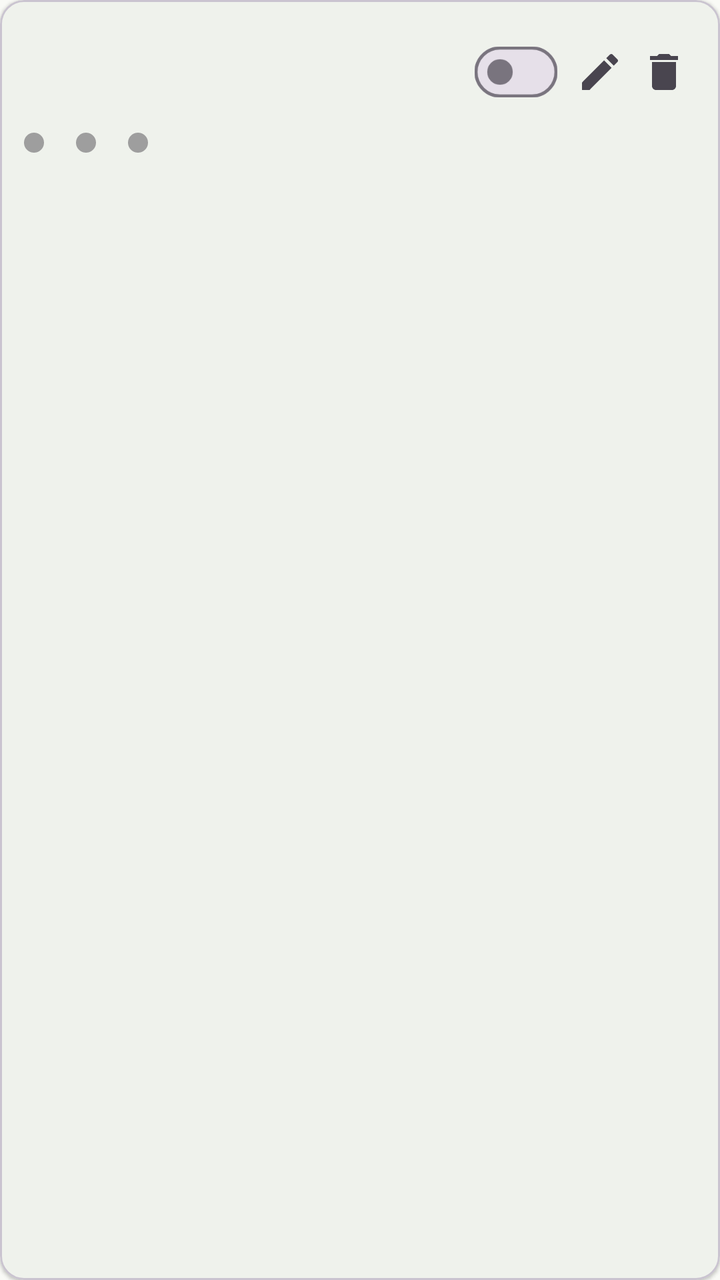
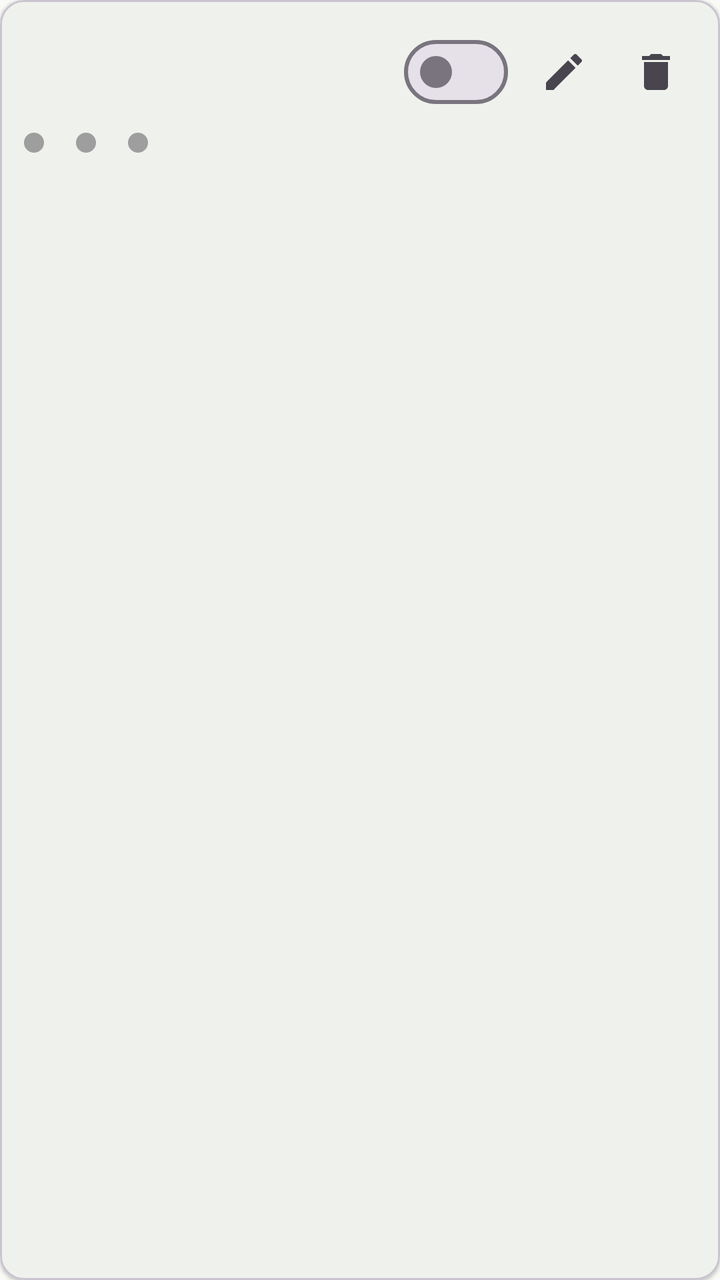

An Android layout rendered at two revisions. The XML below is the earlier revision; the diff shows what the commit changed to produce the second picture.
<!-- AndroidManifest.xml: application theme Theme.MQTTPanel -->
<!-- res/layout/item_connection.xml -->
<?xml version="1.0" encoding="utf-8"?>
<com.google.android.material.card.MaterialCardView xmlns:android="http://schemas.android.com/apk/res/android"
    xmlns:app="http://schemas.android.com/apk/res-auto"
    android:layout_width="match_parent"
    android:layout_height="wrap_content"
    android:layout_marginBottom="6dp"
    android:clickable="true"
    android:foreground="?attr/selectableItemBackground"
    app:cardElevation="1dp"
    app:cardCornerRadius="12dp">

    <LinearLayout
        android:layout_width="match_parent"
        android:layout_height="wrap_content"
        android:orientation="vertical"
        android:padding="12dp">

        
        <LinearLayout
            android:layout_width="match_parent"
            android:layout_height="wrap_content"
            android:orientation="horizontal"
            android:gravity="center_vertical">

            <TextView
                android:id="@+id/tv_name"
                android:layout_width="0dp"
                android:layout_height="wrap_content"
                android:layout_weight="1"
                android:maxLines="1"
                android:ellipsize="end"
                android:textSize="17sp"
                android:textStyle="bold" />

            <com.google.android.material.materialswitch.MaterialSwitch
                android:id="@+id/sw_enabled"
                android:layout_width="wrap_content"
                android:layout_height="wrap_content"
                android:layout_marginStart="4dp"
                android:contentDescription="@string/connection_enabled"
                android:scaleX="0.8"
                android:scaleY="0.8"
                app:switchMinWidth="32dp" />

            <ImageButton
                android:id="@+id/btn_edit"
                android:layout_width="32dp"
                android:layout_height="32dp"
                android:padding="4dp"
                android:src="@drawable/ic_edit"
                android:contentDescription="@string/edit_connection"
                android:background="?attr/selectableItemBackgroundBorderless" />

            <ImageButton
                android:id="@+id/btn_delete"
                android:layout_width="32dp"
                android:layout_height="32dp"
                android:padding="4dp"
                android:src="@drawable/ic_delete"
                android:contentDescription="@string/delete_connection"
                android:background="?attr/selectableItemBackgroundBorderless" />

        </LinearLayout>

        
        <LinearLayout
            android:id="@+id/led_row"
            android:layout_width="match_parent"
            android:layout_height="wrap_content"
            android:layout_marginTop="4dp"
            android:orientation="horizontal"
            android:gravity="center_vertical">

            <LinearLayout
                android:id="@+id/led_box_mqtt"
                android:layout_width="wrap_content"
                android:layout_height="wrap_content"
                android:layout_marginEnd="12dp"
                android:orientation="horizontal"
                android:gravity="center_vertical">

                <View
                    android:id="@+id/led_mqtt"
                    android:layout_width="10dp"
                    android:layout_height="10dp"
                    android:background="@drawable/led_dot" />

                <TextView
                    android:id="@+id/tv_led_mqtt"
                    android:layout_width="wrap_content"
                    android:layout_height="wrap_content"
                    android:layout_marginStart="4dp"
                    android:textSize="11sp"
                    android:textStyle="bold" />
            </LinearLayout>

            <LinearLayout
                android:id="@+id/led_box_grafana"
                android:layout_width="wrap_content"
                android:layout_height="wrap_content"
                android:layout_marginEnd="12dp"
                android:orientation="horizontal"
                android:gravity="center_vertical">

                <View
                    android:id="@+id/led_grafana"
                    android:layout_width="10dp"
                    android:layout_height="10dp"
                    android:background="@drawable/led_dot" />

                <TextView
                    android:id="@+id/tv_led_grafana"
                    android:layout_width="wrap_content"
                    android:layout_height="wrap_content"
                    android:layout_marginStart="4dp"
                    android:textSize="11sp"
                    android:textStyle="bold" />
            </LinearLayout>

            <LinearLayout
                android:id="@+id/led_box_narodmon"
                android:layout_width="wrap_content"
                android:layout_height="wrap_content"
                android:orientation="horizontal"
                android:gravity="center_vertical">

                <View
                    android:id="@+id/led_narodmon"
                    android:layout_width="10dp"
                    android:layout_height="10dp"
                    android:background="@drawable/led_dot" />

                <TextView
                    android:id="@+id/tv_led_narodmon"
                    android:layout_width="wrap_content"
                    android:layout_height="wrap_content"
                    android:layout_marginStart="4dp"
                    android:textSize="11sp"
                    android:textStyle="bold" />
            </LinearLayout>
        </LinearLayout>

        
        <LinearLayout
            android:layout_width="match_parent"
            android:layout_height="wrap_content"
            android:layout_marginTop="2dp"
            android:orientation="horizontal"
            android:gravity="center_vertical">

            <TextView
                android:id="@+id/tv_host"
                android:layout_width="0dp"
                android:layout_height="wrap_content"
                android:layout_weight="1"
                android:maxLines="1"
                android:ellipsize="end"
                android:textSize="13sp"
                android:textColor="?android:attr/textColorSecondary" />

            <TextView
                android:id="@+id/tv_panels"
                android:layout_width="wrap_content"
                android:layout_height="wrap_content"
                android:layout_marginStart="8dp"
                android:textSize="12sp"
                android:textColor="?attr/colorPrimary" />
        </LinearLayout>

        
        <LinearLayout
            android:id="@+id/flags_row"
            android:layout_width="wrap_content"
            android:layout_height="wrap_content"
            android:layout_marginTop="2dp"
            android:orientation="horizontal">

            <TextView
                android:id="@+id/tv_ssl"
                android:layout_width="wrap_content"
                android:layout_height="wrap_content"
                android:layout_marginEnd="8dp"
                android:textSize="12sp" />

            <TextView
                android:id="@+id/tv_ws"
                android:layout_width="wrap_content"
                android:layout_height="wrap_content"
                android:textSize="12sp" />

        </LinearLayout>

    </LinearLayout>

</com.google.android.material.card.MaterialCardView>
<!-- resources referenced by this layout -->
<resources>
  <!-- drawable ic_delete (drawable) -->
  <?xml version="1.0" encoding="utf-8"?>
  <vector xmlns:android="http://schemas.android.com/apk/res/android"
      android:width="24dp"
      android:height="24dp"
      android:viewportWidth="24"
      android:viewportHeight="24"
      android:tint="?attr/colorControlNormal">
      <path
          android:fillColor="#FF000000"
          android:pathData="M6,19c0,1.1 0.9,2 2,2h8c1.1,0 2,-0.9 2,-2V7H6v12zM19,4h-3.5l-1,-1h-5l-1,1H5v2h14V4z" />
  </vector>
  <!-- drawable ic_edit (drawable) -->
  <?xml version="1.0" encoding="utf-8"?>
  <vector xmlns:android="http://schemas.android.com/apk/res/android"
      android:width="24dp"
      android:height="24dp"
      android:viewportWidth="24"
      android:viewportHeight="24"
      android:tint="?attr/colorControlNormal">
      <path
          android:fillColor="#FF000000"
          android:pathData="M3,17.25V21h3.75L17.81,9.94l-3.75,-3.75L3,17.25zM20.71,7.04c0.39,-0.39 0.39,-1.02 0,-1.41l-2.34,-2.34c-0.39,-0.39 -1.02,-0.39 -1.41,0l-1.83,1.83 3.75,3.75 1.83,-1.83z" />
  </vector>
  <!-- drawable led_dot (drawable) -->
  <?xml version="1.0" encoding="utf-8"?>
  <shape xmlns:android="http://schemas.android.com/apk/res/android"
      android:shape="oval">
      <solid android:color="#9E9E9E" />
      <size
          android:width="10dp"
          android:height="10dp" />
  </shape>
  <string name="connection_enabled">Подключение включено</string>
  <string name="delete_connection">Удалить</string>
  <string name="edit_connection">Редактировать</string>
  <style name="Theme.MQTTPanel" parent="Theme.Material3.Light.NoActionBar">
          <item name="colorPrimary">@color/md_theme_primary</item>
          <item name="colorOnPrimary">@color/md_theme_onPrimary</item>
          <item name="colorPrimaryContainer">@color/md_theme_primaryContainer</item>
          <item name="colorSecondary">@color/md_theme_secondary</item>
          <item name="colorOnSecondary">@color/md_theme_onSecondary</item>
          <item name="colorSecondaryContainer">@color/md_theme_secondaryContainer</item>
          <item name="android:colorBackground">@color/md_theme_surface</item>
          <item name="colorSurface">@color/md_theme_surface</item>
          <item name="colorOnSurface">@color/md_theme_onSurface</item>
          <item name="colorError">@color/md_theme_error</item>
          <item name="android:statusBarColor">?attr/colorPrimaryContainer</item>
      </style>
  <color name="md_theme_primary">#386A36</color>
  <color name="md_theme_onPrimary">#FFFFFF</color>
  <color name="md_theme_primaryContainer">#B9F3B2</color>
  <color name="md_theme_secondary">#54634F</color>
  <color name="md_theme_onSecondary">#FFFFFF</color>
  <color name="md_theme_secondaryContainer">#D7E8CF</color>
  <color name="md_theme_surface">#F9FAF6</color>
  <color name="md_theme_onSurface">#191C1A</color>
  <color name="md_theme_error">#BA1A1A</color>
</resources>

<!-- the commit's change to res/layout/item_connection.xml (unified diff, before → after) -->
@@ -36,26 +36,26 @@
                 android:id="@+id/sw_enabled"
                 android:layout_width="wrap_content"
                 android:layout_height="wrap_content"
-                android:layout_marginStart="4dp"
+                android:layout_marginStart="10dp"
                 android:contentDescription="@string/connection_enabled"
-                android:scaleX="0.8"
-                android:scaleY="0.8"
-                app:switchMinWidth="32dp" />
+                app:switchMinWidth="40dp" />
 
             <ImageButton
                 android:id="@+id/btn_edit"
-                android:layout_width="32dp"
-                android:layout_height="32dp"
-                android:padding="4dp"
+                android:layout_width="40dp"
+                android:layout_height="40dp"
+                android:layout_marginStart="8dp"
+                android:padding="8dp"
                 android:src="@drawable/ic_edit"
                 android:contentDescription="@string/edit_connection"
                 android:background="?attr/selectableItemBackgroundBorderless" />
 
             <ImageButton
                 android:id="@+id/btn_delete"
-                android:layout_width="32dp"
-                android:layout_height="32dp"
-                android:padding="4dp"
+                android:layout_width="40dp"
+                android:layout_height="40dp"
+                android:layout_marginStart="6dp"
+                android:padding="8dp"
                 android:src="@drawable/ic_delete"
                 android:contentDescription="@string/delete_connection"
                 android:background="?attr/selectableItemBackgroundBorderless" />
